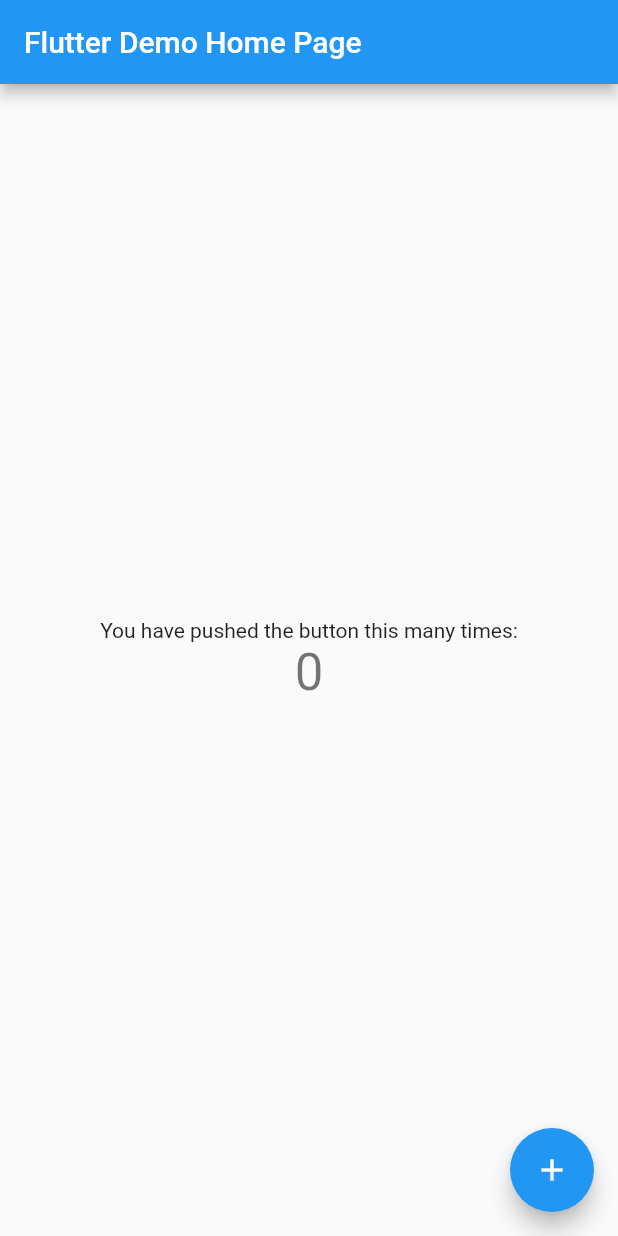
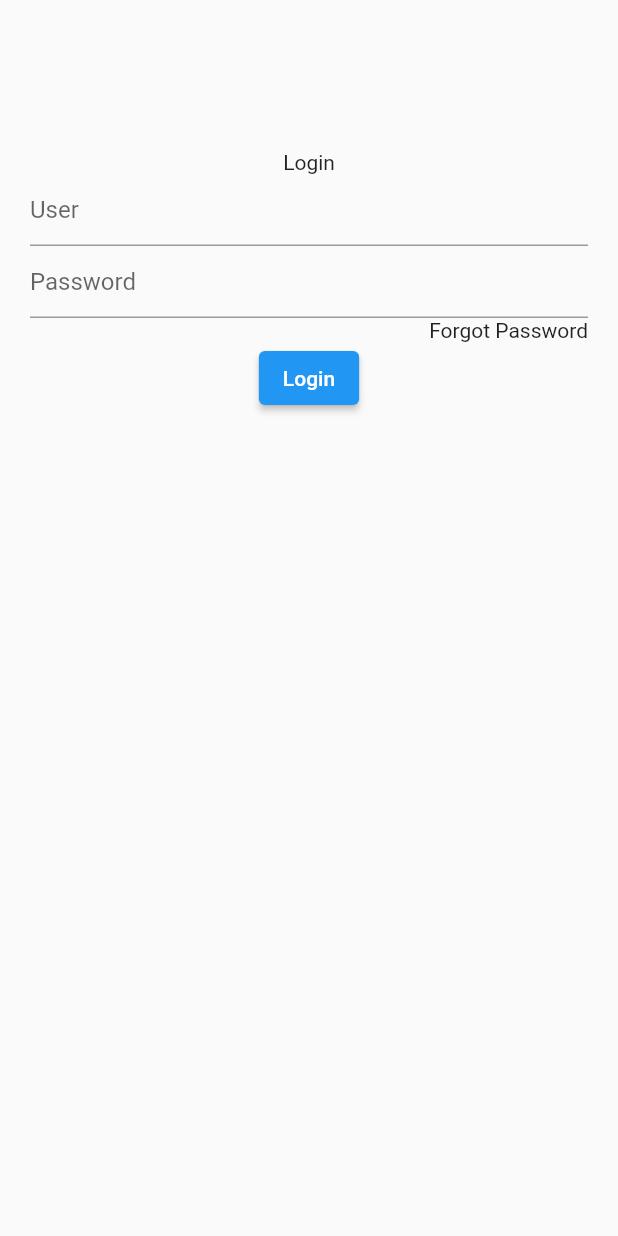
Before and after one commit to alifianmahardhika/flutterdesktop, a Flutter app: the screen it shows after launch, on a phone screen of 412 x 824 dp. Run offline on Flutter 3.47's test engine with Material 2 defaults, Android fonts, the phone set to English and light mode, and no system bars.

Commit message:
Added login screen

```diff
--- a/lib/main.dart
+++ b/lib/main.dart
@@ -1,4 +1,5 @@
 import 'package:flutter/material.dart';
+import 'package:flutterdesktop/ui/auth/login_screen.dart';
 
 void main() {
   runApp(const MyApp());
@@ -7,109 +8,11 @@ void main() {
 class MyApp extends StatelessWidget {
   const MyApp({Key? key}) : super(key: key);
 
-  // This widget is the root of your application.
   @override
   Widget build(BuildContext context) {
     return MaterialApp(
-      title: 'Flutter Demo',
-      theme: ThemeData(
-        // This is the theme of your application.
-        //
-        // Try running your application with "flutter run". You'll see the
-        // application has a blue toolbar. Then, without quitting the app, try
-        // changing the primarySwatch below to Colors.green and then invoke
-        // "hot reload" (press "r" in the console where you ran "flutter run",
-        // or simply save your changes to "hot reload" in a Flutter IDE).
-        // Notice that the counter didn't reset back to zero; the application
-        // is not restarted.
-        primarySwatch: Colors.blue,
-      ),
-      home: const MyHomePage(title: 'Flutter Demo Home Page'),
+      debugShowCheckedModeBanner: false,
+      home: SafeArea(child: LoginScreen()),
     );
   }
 }
-
-class MyHomePage extends StatefulWidget {
-  const MyHomePage({Key? key, required this.title}) : super(key: key);
-
-  // This widget is the home page of your application. It is stateful, meaning
-  // that it has a State object (defined below) that contains fields that affect
-  // how it looks.
-
-  // This class is the configuration for the state. It holds the values (in this
-  // case the title) provided by the parent (in this case the App widget) and
-  // used by the build method of the State. Fields in a Widget subclass are
-  // always marked "final".
-
-  final String title;
-
-  @override
-  State<MyHomePage> createState() => _MyHomePageState();
-}
-
-class _MyHomePageState extends State<MyHomePage> {
-  int _counter = 0;
-
-  void _incrementCounter() {
-    setState(() {
-      // This call to setState tells the Flutter framework that something has
-      // changed in this State, which causes it to rerun the build method below
-      // so that the display can reflect the updated values. If we changed
-      // _counter without calling setState(), then the build method would not be
-      // called again, and so nothing would appear to happen.
-      _counter++;
-    });
-  }
-
-  @override
-  Widget build(BuildContext context) {
-    // This method is rerun every time setState is called, for instance as done
-    // by the _incrementCounter method above.
-    //
-    // The Flutter framework has been optimized to make rerunning build methods
-    // fast, so that you can just rebuild anything that needs updating rather
-    // than having to individually change instances of widgets.
-    return Scaffold(
-      appBar: AppBar(
-        // Here we take the value from the MyHomePage object that was created by
-        // the App.build method, and use it to set our appbar title.
-        title: Text(widget.title),
-      ),
-      body: Center(
-        // Center is a layout widget. It takes a single child and positions it
-        // in the middle of the parent.
-        child: Column(
-          // Column is also a layout widget. It takes a list of children and
-          // arranges them vertically. By default, it sizes itself to fit its
-          // children horizontally, and tries to be as tall as its parent.
-          //
-          // Invoke "debug painting" (press "p" in the console, choose the
-          // "Toggle Debug Paint" action from the Flutter Inspector in Android
-          // Studio, or the "Toggle Debug Paint" command in Visual Studio Code)
-          // to see the wireframe for each widget.
-          //
-          // Column has various properties to control how it sizes itself and
-          // how it positions its children. Here we use mainAxisAlignment to
-          // center the children vertically; the main axis here is the vertical
-          // axis because Columns are vertical (the cross axis would be
-          // horizontal).
-          mainAxisAlignment: MainAxisAlignment.center,
-          children: <Widget>[
-            const Text(
-              'You have pushed the button this many times:',
-            ),
-            Text(
-              '$_counter',
-              style: Theme.of(context).textTheme.headline4,
-            ),
-          ],
-        ),
-      ),
-      floatingActionButton: FloatingActionButton(
-        onPressed: _incrementCounter,
-        tooltip: 'Increment',
-        child: const Icon(Icons.add),
-      ), // This trailing comma makes auto-formatting nicer for build methods.
-    );
-  }
-}
--- /dev/null
+++ b/lib/ui/auth/login_screen.dart
@@ -0,0 +1,29 @@
+import 'package:flutter/material.dart';
+
+class LoginScreen extends StatelessWidget {
+  const LoginScreen({Key? key}) : super(key: key);
+
+  @override
+  Widget build(BuildContext context) {
+    return Scaffold(
+      body: Padding(
+          padding: EdgeInsets.symmetric(vertical: 100.0, horizontal: 20.0),
+          child: Column(
+            children: [
+              Text('Login'),
+              TextField(
+                decoration: InputDecoration(hintText: 'User'),
+              ),
+              TextField(
+                decoration: InputDecoration(hintText: 'Password'),
+              ),
+              Row(
+                mainAxisAlignment: MainAxisAlignment.end,
+                children: [Text('Forgot Password')],
+              ),
+              ElevatedButton(onPressed: () {}, child: Text('Login'))
+            ],
+          )),
+    );
+  }
+}
```
Also changed, not shown: 2 other files.
